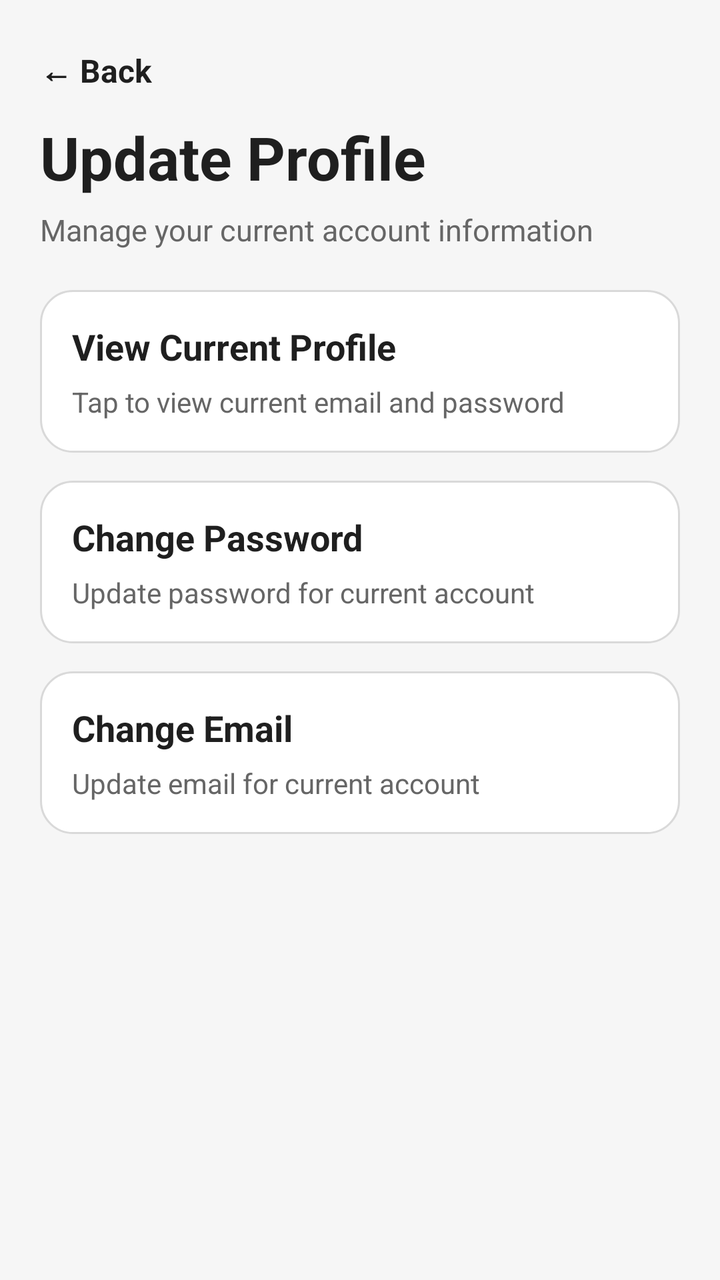
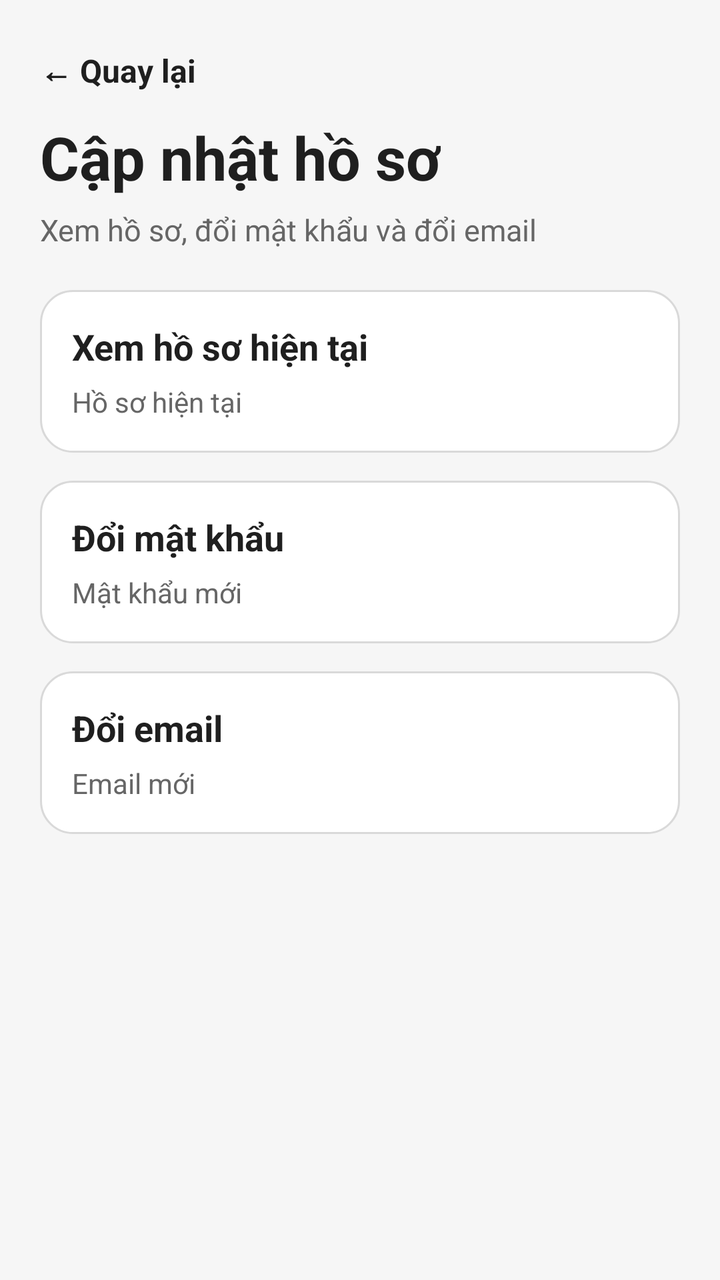

The first picture is an Android layout as it rendered before a commit; the second is the same layout after the commit. The layout source and the unified diff follow.
<!-- AndroidManifest.xml: application theme Theme.MyApplication -->
<!-- res/layout/fragment_settings_profile.xml -->
<?xml version="1.0" encoding="utf-8"?>
<ScrollView xmlns:android="http://schemas.android.com/apk/res/android"
    android:layout_width="match_parent"
    android:layout_height="match_parent"
    android:fillViewport="true"
    android:background="#F6F6F6">

    <LinearLayout
        android:layout_width="match_parent"
        android:layout_height="wrap_content"
        android:orientation="vertical"
        android:padding="20dp">

        <TextView
            android:id="@+id/btn_back_profile"
            android:layout_width="wrap_content"
            android:layout_height="wrap_content"
            android:paddingTop="4dp"
            android:paddingBottom="12dp"
            android:text="← Back"
            android:textSize="16sp"
            android:textStyle="bold"
            android:textColor="#1F1F1F"
            android:clickable="true"
            android:focusable="true"
            android:background="?attr/selectableItemBackgroundBorderless" />

        <TextView
            android:layout_width="wrap_content"
            android:layout_height="wrap_content"
            android:text="Update Profile"
            android:textSize="30sp"
            android:textStyle="bold"
            android:textColor="#1F1F1F" />

        <TextView
            android:layout_width="wrap_content"
            android:layout_height="wrap_content"
            android:layout_marginTop="6dp"
            android:layout_marginBottom="20dp"
            android:text="Manage your current account information"
            android:textSize="15sp"
            android:textColor="#666666" />

        <LinearLayout
            android:id="@+id/layout_view_current_profile"
            android:layout_width="match_parent"
            android:layout_height="wrap_content"
            android:layout_marginBottom="14dp"
            android:background="@drawable/bg_settings_card_clickable"
            android:clickable="true"
            android:focusable="true"
            android:orientation="vertical"
            android:padding="16dp">

            <TextView
                android:layout_width="wrap_content"
                android:layout_height="wrap_content"
                android:text="View Current Profile"
                android:textSize="18sp"
                android:textStyle="bold"
                android:textColor="#1F1F1F" />

            <TextView
                android:layout_width="wrap_content"
                android:layout_height="wrap_content"
                android:layout_marginTop="6dp"
                android:text="Tap to view current email and password"
                android:textSize="14sp"
                android:textColor="#666666" />
        </LinearLayout>

        <LinearLayout
            android:id="@+id/layout_change_password"
            android:layout_width="match_parent"
            android:layout_height="wrap_content"
            android:layout_marginBottom="14dp"
            android:background="@drawable/bg_settings_card_clickable"
            android:clickable="true"
            android:focusable="true"
            android:orientation="vertical"
            android:padding="16dp">

            <TextView
                android:layout_width="wrap_content"
                android:layout_height="wrap_content"
                android:text="Change Password"
                android:textSize="18sp"
                android:textStyle="bold"
                android:textColor="#1F1F1F" />

            <TextView
                android:layout_width="wrap_content"
                android:layout_height="wrap_content"
                android:layout_marginTop="6dp"
                android:text="Update password for current account"
                android:textSize="14sp"
                android:textColor="#666666" />
        </LinearLayout>

        <LinearLayout
            android:id="@+id/layout_change_email"
            android:layout_width="match_parent"
            android:layout_height="wrap_content"
            android:background="@drawable/bg_settings_card_clickable"
            android:clickable="true"
            android:focusable="true"
            android:orientation="vertical"
            android:padding="16dp">

            <TextView
                android:layout_width="wrap_content"
                android:layout_height="wrap_content"
                android:text="Change Email"
                android:textSize="18sp"
                android:textStyle="bold"
                android:textColor="#1F1F1F" />

            <TextView
                android:layout_width="wrap_content"
                android:layout_height="wrap_content"
                android:layout_marginTop="6dp"
                android:text="Update email for current account"
                android:textSize="14sp"
                android:textColor="#666666" />
        </LinearLayout>

    </LinearLayout>
</ScrollView>
<!-- resources referenced by this layout -->
<resources>
  <!-- drawable bg_settings_card_clickable (drawable) -->
  <?xml version="1.0" encoding="utf-8"?>
  <ripple xmlns:android="http://schemas.android.com/apk/res/android"
      android:color="#22000000">
  
      <item>
          <shape>
              <solid android:color="#FFFFFF" />
              <corners android:radius="16dp" />
              <stroke
                  android:width="1dp"
                  android:color="#D9D9D9" />
          </shape>
      </item>
  </ripple>
  <style name="Theme.MyApplication" parent="Theme.Material3.DayNight.NoActionBar">
          
          <item name="colorPrimary">@color/primary_color</item>
          <item name="colorPrimaryVariant">@color/primary_variant</item>
          <item name="colorOnPrimary">@color/white</item>
          <item name="colorSecondary">@color/secondary_color</item>
          <item name="colorOnSecondary">@color/black</item>
          <item name="colorError">@color/error_color</item>
          <item name="colorOnError">@color/white</item>
          <item name="colorSurface">@color/surface_color</item>
          <item name="colorOnSurface">@color/primary_text</item>
          <item name="android:colorBackground">@color/background_color</item>
          <item name="colorOnBackground">@color/primary_text</item>
      </style>
  <color name="primary_color">#FF6200EE</color>
  <color name="primary_variant">#FF3700B3</color>
  <color name="white">#FFFFFFFF</color>
  <color name="secondary_color">#FF03DAC5</color>
  <color name="black">#FF000000</color>
  <color name="error_color">#FFB00020</color>
  <color name="surface_color">#FFFFFFFF</color>
  <color name="primary_text">#FF212121</color>
  <color name="background_color">#FFF5F5F5</color>
</resources>

<!-- the commit's change to res/layout/fragment_settings_profile.xml (unified diff, before → after) -->
@@ -17,7 +17,7 @@
             android:layout_height="wrap_content"
             android:paddingTop="4dp"
             android:paddingBottom="12dp"
-            android:text="← Back"
+            android:text="@string/back"
             android:textSize="16sp"
             android:textStyle="bold"
             android:textColor="#1F1F1F"
@@ -28,7 +28,7 @@
         <TextView
             android:layout_width="wrap_content"
             android:layout_height="wrap_content"
-            android:text="Update Profile"
+            android:text="@string/update_profile"
             android:textSize="30sp"
             android:textStyle="bold"
             android:textColor="#1F1F1F" />
@@ -38,7 +38,7 @@
             android:layout_height="wrap_content"
             android:layout_marginTop="6dp"
             android:layout_marginBottom="20dp"
-            android:text="Manage your current account information"
+            android:text="@string/update_profile_desc"
             android:textSize="15sp"
             android:textColor="#666666" />
 
@@ -56,7 +56,7 @@
             <TextView
                 android:layout_width="wrap_content"
                 android:layout_height="wrap_content"
-                android:text="View Current Profile"
+                android:text="@string/view_current_profile"
                 android:textSize="18sp"
                 android:textStyle="bold"
                 android:textColor="#1F1F1F" />
@@ -65,9 +65,10 @@
                 android:layout_width="wrap_content"
                 android:layout_height="wrap_content"
                 android:layout_marginTop="6dp"
-                android:text="Tap to view current email and password"
+                android:text="@string/current_profile"
                 android:textSize="14sp"
                 android:textColor="#666666" />
+
         </LinearLayout>
 
         <LinearLayout
@@ -84,7 +85,7 @@
             <TextView
                 android:layout_width="wrap_content"
                 android:layout_height="wrap_content"
-                android:text="Change Password"
+                android:text="@string/change_password"
                 android:textSize="18sp"
                 android:textStyle="bold"
                 android:textColor="#1F1F1F" />
@@ -93,9 +94,10 @@
                 android:layout_width="wrap_content"
                 android:layout_height="wrap_content"
                 android:layout_marginTop="6dp"
-                android:text="Update password for current account"
+                android:text="@string/new_password"
                 android:textSize="14sp"
                 android:textColor="#666666" />
+
         </LinearLayout>
 
         <LinearLayout
@@ -111,7 +113,7 @@
             <TextView
                 android:layout_width="wrap_content"
                 android:layout_height="wrap_content"
-                android:text="Change Email"
+                android:text="@string/change_email"
                 android:textSize="18sp"
                 android:textStyle="bold"
                 android:textColor="#1F1F1F" />
@@ -120,10 +122,12 @@
                 android:layout_width="wrap_content"
                 android:layout_height="wrap_content"
                 android:layout_marginTop="6dp"
-                android:text="Update email for current account"
+                android:text="@string/new_email"
                 android:textSize="14sp"
                 android:textColor="#666666" />
+
         </LinearLayout>
 
     </LinearLayout>
+
 </ScrollView>
<!-- resource entries referenced after the edit -->
@@ -15,6 +15,15 @@
           </shape>
       </item>
   </ripple>
+  <string name="back">← Quay lại</string>
+  <string name="change_email">Đổi email</string>
+  <string name="change_password">Đổi mật khẩu</string>
+  <string name="current_profile">Hồ sơ hiện tại</string>
+  <string name="new_email">Email mới</string>
+  <string name="new_password">Mật khẩu mới</string>
+  <string name="update_profile">Cập nhật hồ sơ</string>
+  <string name="update_profile_desc">Xem hồ sơ, đổi mật khẩu và đổi email</string>
+  <string name="view_current_profile">Xem hồ sơ hiện tại</string>
   <style name="Theme.MyApplication" parent="Theme.Material3.DayNight.NoActionBar">
           
           <item name="colorPrimary">@color/primary_color</item>
